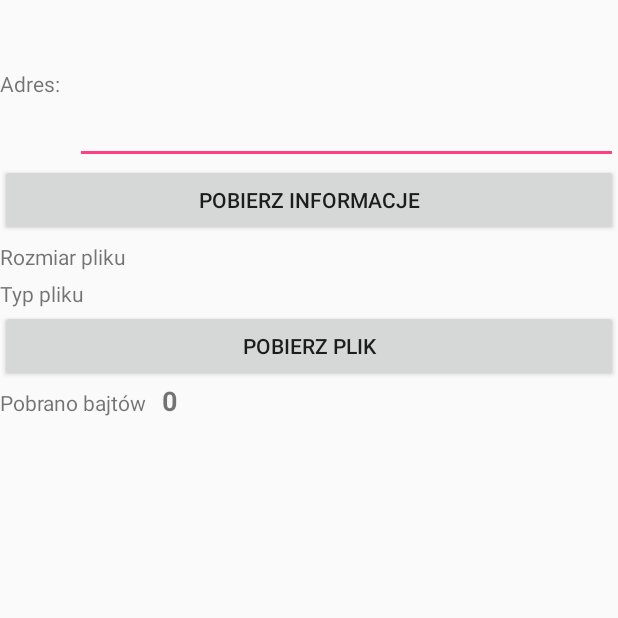
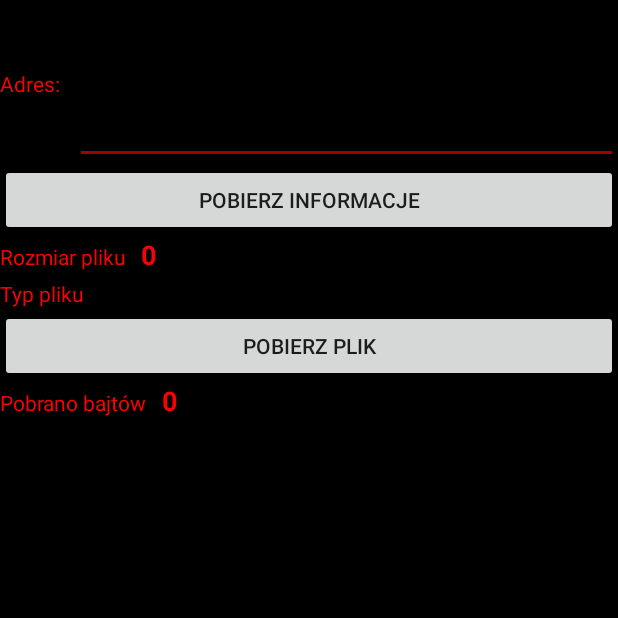
Before and after one commit to trusek/AndroidowaKomunikacja, an Android app: the screen it shows after launch (MainActivity), after a tap on "POBIERZ INFORMACJE", on a phone screen of 412 x 824 dp, the top half of it. Run offline under Robolectric (Android 15) with nearby library versions, the phone set to English and light mode, and no system bars.

Commit message:
async task

```diff
--- a/app/src/main/java/com/example/trusek/androidowakomunikacjawtle/MainActivity.java
+++ b/app/src/main/java/com/example/trusek/androidowakomunikacjawtle/MainActivity.java
@@ -1,20 +1,33 @@
 package com.example.trusek.androidowakomunikacjawtle;
 
+
+import android.annotation.SuppressLint;
 import android.app.Activity;
+import android.content.BroadcastReceiver;
+import android.content.Context;
+import android.content.Intent;
+import android.content.IntentFilter;
+import android.content.pm.PackageManager;
 import android.os.AsyncTask;
+import android.os.Build;
 import android.os.Bundle;
+import android.support.v4.app.ActivityCompat;
 import android.util.Log;
 import android.view.View;
+import android.view.animation.Animation;
+import android.view.animation.AnimationUtils;
 import android.widget.TextView;
 import android.widget.Button;
 import android.widget.EditText;
+import android.widget.ProgressBar;
+import android.widget.Toast;
 
 import java.net.HttpURLConnection;
 import java.net.URL;
 
-public class MainActivity extends Activity {
+public class MainActivity extends Activity implements ActivityCompat.OnRequestPermissionsResultCallback{
     private class ZadanieAsynchroniczne extends AsyncTask<String, String, String> {
-        String mRozmiar;
+        int mRozmiar;
         String mTyp;
 
         @Override
@@ -26,7 +39,7 @@ public class MainActivity extends Activity {
                 polaczenie = (HttpURLConnection) url.openConnection();
                 polaczenie.setRequestMethod("GET");
                 polaczenie.setDoOutput(true);
-                mRozmiar = Integer.toString(polaczenie.getContentLength());
+                mRozmiar = polaczenie.getContentLength();
                 mTyp = polaczenie.getContentType();
             } catch (Exception e) {
                 e.printStackTrace();
@@ -47,7 +60,7 @@ public class MainActivity extends Activity {
             Log.d("async_task", "wynik: "+result);
 
             textFileType.setText(mTyp);
-            textFileSize.setText(mRozmiar);
+            textFileSize.setText(Integer.toString(mRozmiar));
 
             super.onPostExecute(result);
         }
@@ -56,38 +69,83 @@ public class MainActivity extends Activity {
     String url;
     EditText editUrl;
     TextView textFileType;
+    TextView textFileSize;
+    TextView editProgress;
+    ProgressBar progressBar;
 
-    TextView textFileSize;
+    Button buttonInfo;
+    Button buttonDownload;
 
     @Override
     protected void onCreate(Bundle savedInstanceState) {
         super.onCreate(savedInstanceState);
         setContentView(R.layout.activity_main);
 
+        requestPermission();
+
+        final Animation animTranslate = AnimationUtils.loadAnimation(this, R.anim.anim_translate);
+        final Animation animAlpha = AnimationUtils.loadAnimation(this, R.anim.anim_alpha);
+
         textFileSize = findViewById(R.id.editSize);
         textFileType = findViewById(R.id.editType);
         editUrl = findViewById(R.id.editAdres);
+        editProgress = findViewById(R.id.editProgres);
 
-        textFileSize.setText("wololo");
+        progressBar = findViewById(R.id.progressBar);
 
 
-        Button buttonInfo = findViewById(R.id.buttonInfo);
+        buttonInfo = findViewById(R.id.buttonInfo);
         buttonInfo.setOnClickListener(new View.OnClickListener() {
             @Override
             public void onClick(View v) {
-                uruchomZadanieAcynchroniczne();
+                v.startAnimation(animAlpha);
+                if(CanIClick()){
+                    uruchomZadanieAcynchroniczne();
+                }
             }
         });
 
-        Button buttonDownload = findViewById(R.id.buttonDownload);
+        buttonDownload = findViewById(R.id.buttonDownload);
         buttonDownload.setOnClickListener(new View.OnClickListener() {
             @Override
             public void onClick(View v) {
-                MojaIntentService.pobiezInformacje(
-                        MainActivity.this); //kontekst
+                v.startAnimation(animTranslate);
+                url = editUrl.getText().toString();
+                if(CanIClick()){
+                    MojaIntentService.pobiezInformacje(
+                            MainActivity.this, //kontekst
+                            url); //url
+                }
             }
         });
 
+    }
+
+    private boolean CanIClick() {
+        //jeśli adres jest podany
+        if (editUrl.getText().toString().isEmpty()){
+            Toster("Adres nie może być pusty");
+            return false;
+        }
+        else{
+            //jeśli adres rozpoczyna się od http
+            if(editUrl.getText().toString().startsWith("http")){
+                return true;
+            }
+            else{
+                Toster("Adres powinien rozpoczynać się od \"http\"");
+                return false;
+            }
+        }
+    }
+
+    //funkcja wyświetlająca komunikat
+    private void Toster(String komunikat) {
+        final Toast grzanka = Toast.makeText(
+                this,//kontekst-zazwyczaj referencja do Activity
+                komunikat,//napis do wyświetlenia
+                Toast.LENGTH_LONG);//długość wyświetlania napisu
+        grzanka.show();
     }
 
     private void uruchomZadanieAcynchroniczne() {
@@ -96,4 +154,45 @@ public class MainActivity extends Activity {
         zadanie.execute(new String[] {url});
         Log.d("async_task", "zadanie uruchomione");
     }
+
+    private BroadcastReceiver mOdbiorcaRozgloszen = new BroadcastReceiver() {
+        @SuppressLint("SetTextI18n")
+        @Override
+        //obsługa odebrania komunikatu
+        public void onReceive(Context context, Intent intent) {
+            Bundle tobolek = intent.getExtras();
+            ProgresInfo progresInfo = tobolek.getParcelable(MojaIntentService.INFO);
+
+            editProgress.setText(Long.toString(progresInfo.Pobrano));
+            progressBar.setProgress(progresInfo.mProgres);
+        }
+    };
+    @Override //zarejestrowanie odbiorcy
+    protected void onResume() {
+        super.onResume();
+        registerReceiver(mOdbiorcaRozgloszen, new IntentFilter(
+                MojaIntentService.POWIADOMIENIE));
+    }
+    @Override //wyrejestrowanie odbiorcy
+    protected void onPause() {
+        super.onPause();
+        unregisterReceiver(mOdbiorcaRozgloszen);
+    }
+
+    private static final int REQUEST_WRITE_PERMISSION = 786;
+
+    @Override
+    public void onRequestPermissionsResult(int requestCode, String[] permissions, int[] grantResults) {
+        if (requestCode == REQUEST_WRITE_PERMISSION && grantResults[0] == PackageManager.PERMISSION_GRANTED) {
+
+        }
+    }
+
+    private void requestPermission() {
+        if (Build.VERSION.SDK_INT >= Build.VERSION_CODES.M) {
+            requestPermissions(new String[]{android.Manifest.permission.WRITE_EXTERNAL_STORAGE}, REQUEST_WRITE_PERMISSION);
+        } else {
+        }
+    }
+
 }
--- /dev/null
+++ b/app/src/main/res/anim/anim_alpha.xml
@@ -0,0 +1,10 @@
+<?xml version="1.0" encoding="utf-8"?>
+<set xmlns:android="http://schemas.android.com/apk/res/android"
+    android:interpolator="@android:anim/linear_interpolator">
+    <alpha
+        android:fromAlpha="1.0"
+        android:toAlpha="0.1"
+        android:duration="500"
+        android:repeatCount="1"
+        android:repeatMode="reverse" />
+</set>
--- /dev/null
+++ b/app/src/main/res/anim/anim_translate.xml
@@ -0,0 +1,10 @@
+<?xml version="1.0" encoding="utf-8"?>
+<set xmlns:android="http://schemas.android.com/apk/res/android"
+    android:interpolator="@android:anim/linear_interpolator">
+    <translate
+        android:fromXDelta="0"
+        android:toXDelta="100%p"
+        android:duration="500"
+        android:repeatCount="1"
+        android:repeatMode="reverse"/>
+</set>
--- a/app/src/main/res/layout/activity_main.xml
+++ b/app/src/main/res/layout/activity_main.xml
@@ -5,7 +5,8 @@
     android:layout_width="match_parent"
     android:layout_height="match_parent"
     tools:context=".MainActivity"
-    android:orientation="vertical">
+    android:orientation="vertical"
+    android:background="@android:color/black">
 
     <TableRow
         android:layout_width="match_parent"
@@ -15,7 +16,8 @@
             android:id="@+id/text_adres"
             android:layout_width="wrap_content"
             android:layout_height="wrap_content"
-            android:text="Adres:" />
+            android:text="Adres:"
+            android:textColor="@color/textColor"/>
 
         <EditText
             android:id="@+id/editAdres"
@@ -24,14 +26,15 @@
             android:layout_marginLeft="10dp"
             android:ems="10"
             android:inputType="textMultiLine"
-            android:minLines="4"/>
+            android:minLines="4"
+            android:textColor="@color/textColor"/>
     </TableRow>
 
     <Button
         android:id="@+id/buttonInfo"
         android:layout_width="match_parent"
         android:layout_height="wrap_content"
-        android:text="Pobierz informacje" />
+        android:text="Pobierz informacje"/>
 
     <TableLayout
         android:layout_width="match_parent"
@@ -45,7 +48,8 @@
                 android:id="@+id/textSize"
                 android:layout_width="wrap_content"
                 android:layout_height="wrap_content"
-                android:text="Rozmiar pliku" />
+                android:text="Rozmiar pliku"
+                android:textColor="@color/textColor"/>
 
             <TextView
                 android:id="@+id/editSize"
@@ -54,7 +58,8 @@
                 android:layout_marginLeft="10dp"
                 android:text="0"
                 android:textSize="18sp"
-                android:textStyle="bold" />
+                android:textStyle="bold"
+                android:textColor="@color/textColor"/>
 
         </TableRow>
 
@@ -66,7 +71,8 @@
                 android:id="@+id/textType"
                 android:layout_width="wrap_content"
                 android:layout_height="wrap_content"
-                android:text="Typ pliku" />
+                android:text="Typ pliku"
+                android:textColor="@color/textColor"/>
 
             <TextView
                 android:id="@+id/editType"
@@ -74,7 +80,8 @@
                 android:layout_height="wrap_content"
                 android:layout_marginLeft="10dp"
                 android:textSize="18sp"
-                android:textStyle="bold" />
+                android:textStyle="bold"
+                android:textColor="@color/textColor"/>
 
         </TableRow>
 
@@ -84,7 +91,8 @@
         android:id="@+id/buttonDownload"
         android:layout_width="match_parent"
         android:layout_height="wrap_content"
-        android:text="Pobierz plik" />
+        android:text="Pobierz plik"
+/>
 
     <TableRow
         android:layout_width="match_parent"
@@ -94,18 +102,25 @@
             android:id="@+id/textProgres"
             android:layout_width="wrap_content"
             android:layout_height="wrap_content"
-            android:text="Pobrano bajtów" />
+            android:text="Pobrano bajtów"
+            android:textColor="@color/textColor"/>
 
         <TextView
             android:id="@+id/editProgres"
             android:layout_width="wrap_content"
             android:layout_height="wrap_content"
             android:layout_marginLeft="10dp"
-
+            android:textColor="@color/textColor"
             android:text="0"
 
             android:textSize="18sp"
             android:textStyle="bold" />
     </TableRow>
 
+    <ProgressBar
+        android:id="@+id/progressBar"
+        style="?android:attr/progressBarStyleHorizontal"
+        android:layout_width="match_parent"
+        android:layout_height="wrap_content"/>
+
 </LinearLayout>
--- a/app/src/main/res/values/colors.xml
+++ b/app/src/main/res/values/colors.xml
@@ -1,6 +1,7 @@
 <?xml version="1.0" encoding="utf-8"?>
 <resources>
-    <color name="colorPrimary">#3F51B5</color>
-    <color name="colorPrimaryDark">#303F9F</color>
-    <color name="colorAccent">#FF4081</color>
+    <color name="colorPrimary">#c00000</color>
+    <color name="colorPrimaryDark">#a00000</color>
+    <color name="colorAccent">#a00000</color>
+    <color name="textColor">#ff0000</color>
 </resources>
```
Also changed, not shown: app/src/main/java/com/example/trusek/androidowakomunikacjawtle/MojaIntentService.java (+83 -16 lines), app/src/main/java/com/example/trusek/androidowakomunikacjawtle/ProgresInfo.java (added, +51 -0 lines).
